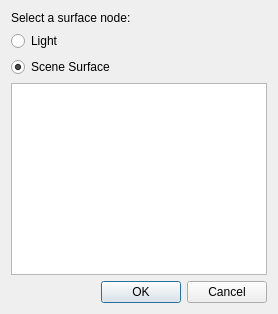
Before: the Qt Designer form source/application/run/SelectSurfaceDialog.ui in CST-Modelling-Tools/TonatiuhPP, drawn with Qt 5.
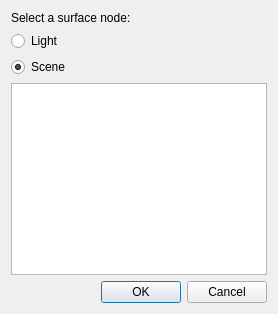
After: the same form once the commit is applied. Custom widgets are drawn as their Qt base class.

```diff
--- a/source/application/run/SelectSurfaceDialog.ui
+++ b/source/application/run/SelectSurfaceDialog.ui
@@ -5,7 +5,7 @@
   <property name="windowTitle">
    <string>Select Surface</string>
   </property>
-  <layout class="QVBoxLayout" name="verticalLayout">
+  <layout class="QVBoxLayout">
    <item>
     <widget class="QLabel" name="label">
      <property name="text">
@@ -23,7 +23,7 @@
    <item>
     <widget class="QRadioButton" name="sceneRadio">
      <property name="text">
-      <string>Scene Surface</string>
+      <string>Scene</string>
      </property>
      <property name="checked">
       <bool>true</bool>
```
Left out of the diff: 2 changed lines with no effect on the pictures.
